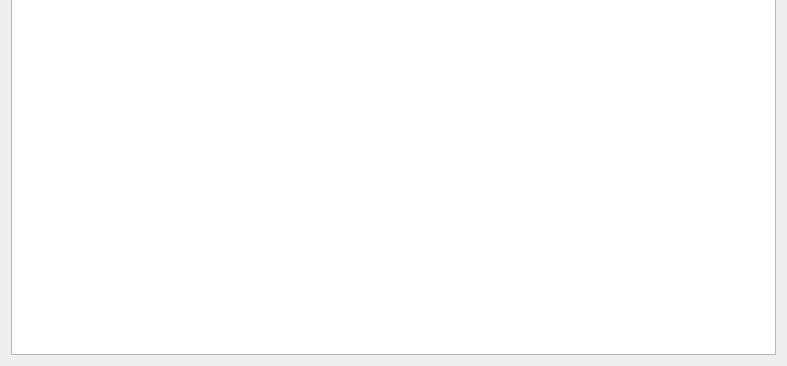
First picture: the form in ExcelViewDialog.ui, repository mipt-proglang-2015/proglangs-popov, before the edit; both pictures show x 0 to 787 and y 272 to 638 of the 787 by 638 pixel window.
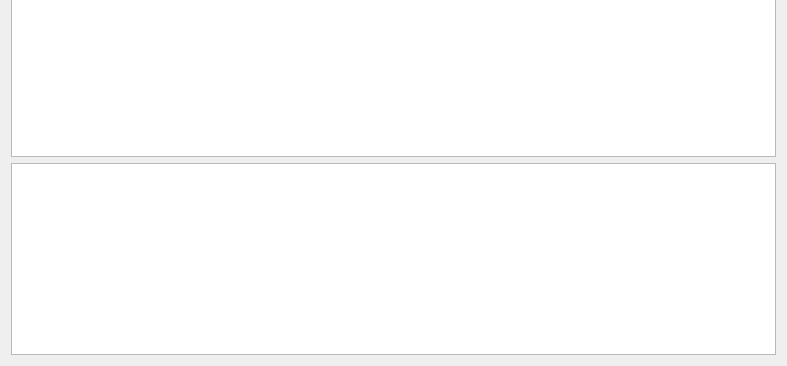
Second picture: the form after the edit.

Diff of the .ui file:
```diff
--- a/ExcelViewDialog.ui
+++ b/ExcelViewDialog.ui
@@ -68,6 +68,16 @@
    <item row="1" column="0">
     <widget class="QTableWidget" name="tableWidget"/>
    </item>
+   <item row="2" column="0">
+    <widget class="QTextBrowser" name="loggerView">
+     <property name="sizePolicy">
+      <sizepolicy hsizetype="Expanding" vsizetype="Fixed">
+       <horstretch>0</horstretch>
+       <verstretch>0</verstretch>
+      </sizepolicy>
+     </property>
+    </widget>
+   </item>
   </layout>
  </widget>
  <resources/>
```
